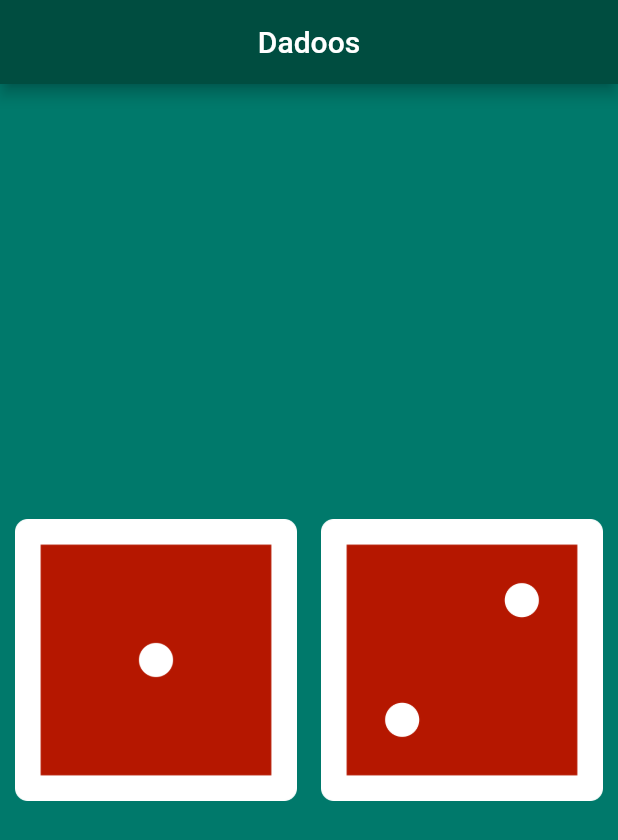
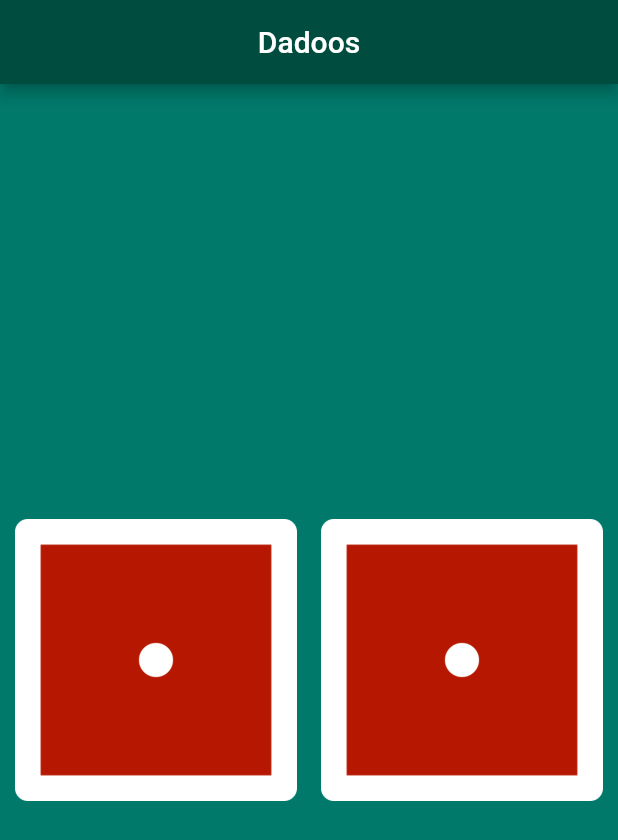
Before and after one commit to davidrockkj/flutter_jogar_dados, a Flutter app: the screen it shows after launch, on a phone screen of 412 x 824 dp. Shown: the top 840 px of the screen. Run offline on Flutter 3.47's test engine with Material 2 defaults, Android fonts, the phone set to English and light mode, and no system bars.

```diff
--- a/lib/main.dart
+++ b/lib/main.dart
@@ -21,6 +21,9 @@ class Dadoos extends StatelessWidget {
 
   @override
   Widget build(BuildContext context) {
+  var numeroDadoEsquerda = 1;
+  var numeroDadoDireita = 1;
+
     return Center(
       child: Row(
         children: [
@@ -31,7 +34,7 @@ class Dadoos extends StatelessWidget {
                 onPressed: () {
                   print('Botão esquerdo pressionado');
                 },
-                child: Image.asset('imagens/dado1.png')),
+                child: Image.asset('imagens/dado$numeroDadoEsquerda.png')),
             ),
           ),
           Expanded(
@@ -41,7 +44,7 @@ class Dadoos extends StatelessWidget {
                 onPressed: () {
                   print('Botão direito pressionado');
                 },
-                child: Image.asset('imagens/dado2.png'),
+                child: Image.asset('imagens/dado$numeroDadoDireita.png'),
               ),
             ),
           ),
```
